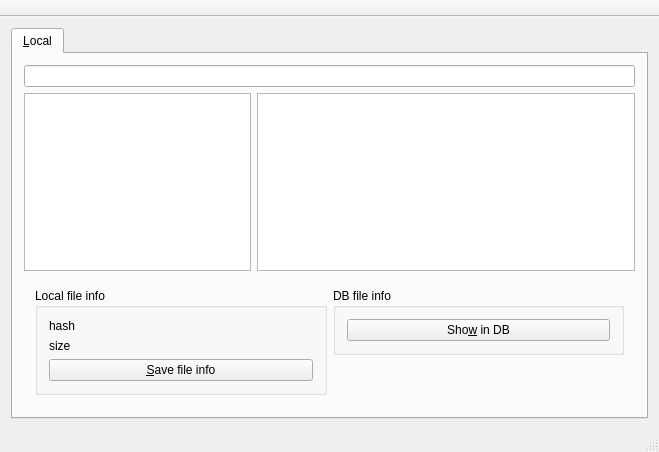
theme/MangaLib, file mainwindow.ui: the form before one commit.
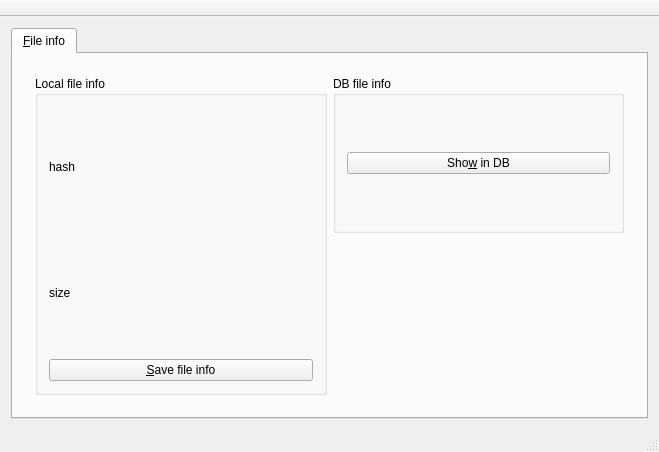
The form after the commit. Icons and pictures are not drawn. Custom widgets are drawn as their Qt base class.

Commit message: add stand alone file explorer widget.

```diff
--- a/mainwindow.ui
+++ b/mainwindow.ui
@@ -26,22 +26,9 @@
       </property>
       <widget class="QWidget" name="localTab">
        <attribute name="title">
-        <string>&amp;Local</string>
+        <string>&amp;File info</string>
        </attribute>
        <layout class="QVBoxLayout" name="verticalLayout_2">
-        <item>
-         <widget class="QLineEdit" name="pathEdit"/>
-        </item>
-        <item>
-         <layout class="QHBoxLayout" name="horizontalLayout" stretch="3,5">
-          <item>
-           <widget class="QTreeView" name="dirView"/>
-          </item>
-          <item>
-           <widget class="FilesTableView" name="filesView"/>
-          </item>
-         </layout>
-        </item>
         <item>
          <widget class="QWidget" name="fileInfoWidget" native="true">
           <layout class="QGridLayout" name="gridLayout">
@@ -124,13 +111,6 @@
   <widget class="QStatusBar" name="statusBar"/>
  </widget>
  <layoutdefault spacing="6" margin="11"/>
- <customwidgets>
-  <customwidget>
-   <class>FilesTableView</class>
-   <extends>QTableView</extends>
-   <header>filestableview.h</header>
-  </customwidget>
- </customwidgets>
  <resources>
   <include location="icon.qrc"/>
  </resources>
```
Left out of the diff: 2 changed lines with no effect on the pictures. The commit also changes 6 other files.
